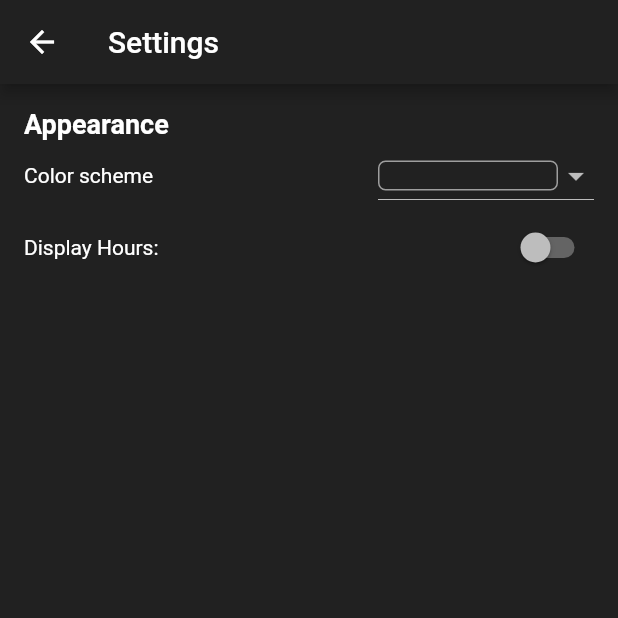
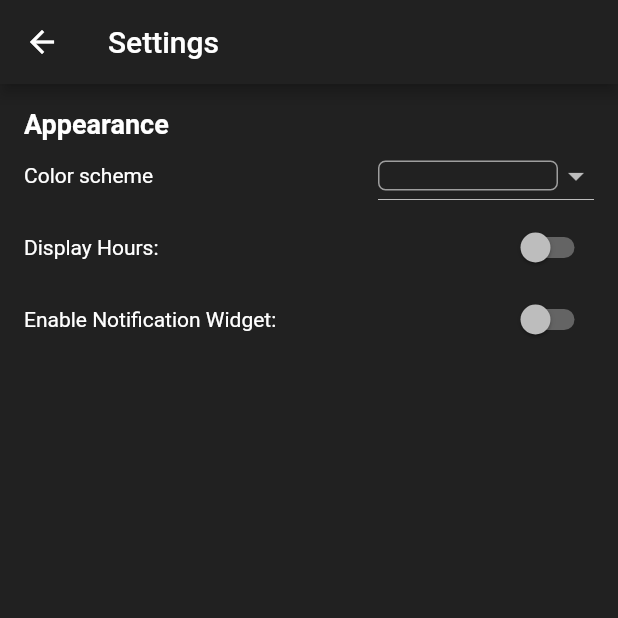
Before and after one commit to zob22/TimeStop, a Flutter app: the SettingsScreen screen opened directly, on a phone screen of 412 x 824 dp, the top half of it. Run offline on Flutter 3.47's test engine with Material 2 defaults, Android fonts, the phone set to English and light mode, and no system bars; our stand-ins replace flutter_local_notifications, shared_preferences, sprintf, wakelock; accounts and stored records are empty.

Commit message:
TimeStop 0.8.0
*Switched to standard naming conventions for android launcher icons.
+Added Basic notification icon
+Added flutter_local_notifications package
+Created a notification switch in settings
+Implemented a notification which displays current time in seconds using the start and reset functions to control the visibility.

```diff
--- a/lib/main.dart
+++ b/lib/main.dart
@@ -1,5 +1,6 @@
 import 'package:flutter/material.dart';
 import 'package:timestop/widgets/utils/color_options.dart';
+import 'package:timestop/widgets/utils/notification_status.dart';
 import 'package:timestop/widgets/utils/time_format.dart';
 import 'screens/home_screen.dart';
 import 'package:provider/provider.dart';
@@ -8,6 +9,7 @@ void main() {
   runApp(MultiProvider(providers: [
     ChangeNotifierProvider(create: (_) => ColorOptions()),
     ChangeNotifierProvider(create: (_) => TimeFormat()),
+    ChangeNotifierProvider(create: (_) => NotificationStatus()),
   ], child: const MyApp()));
 }
 
--- a/lib/screens/settings_screen.dart
+++ b/lib/screens/settings_screen.dart
@@ -1,5 +1,6 @@
 import 'package:flutter/material.dart';
 import 'package:provider/provider.dart';
+import 'package:timestop/widgets/notification_switch.dart';
 import 'package:timestop/widgets/time_switch.dart';
 import 'package:timestop/widgets/utils/color_options.dart';
 import 'package:timestop/widgets/color_dropdown.dart';
@@ -35,6 +36,7 @@ class _SettingsScreenState extends State<SettingsScreen> {
             ),
             ColorDropdown(),
             TimeSwitch(),
+            NotificationSwitch(),
           ],
         ),
       ),
--- /dev/null
+++ b/lib/widgets/notification_switch.dart
@@ -0,0 +1,25 @@
+import 'package:flutter/material.dart';
+import 'package:provider/provider.dart';
+import 'package:timestop/widgets/utils/notification_status.dart';
+
+class NotificationSwitch extends StatelessWidget {
+  const NotificationSwitch({super.key});
+
+  @override
+  Widget build(BuildContext context) {
+    return Consumer<NotificationStatus>(
+      builder: (context, notificationStatus, child) {
+        return Row(children: [
+          const Text('Enable Notification Widget:'),
+          const Spacer(),
+          Switch(
+            value: notificationStatus.enableNotification,
+            onChanged: (newValue) {
+              notificationStatus.setNotificationStatus(newValue);
+            },
+          )
+        ]);
+      },
+    );
+  }
+}
--- a/pubspec.yaml
+++ b/pubspec.yaml
@@ -41,6 +41,7 @@ dependencies:
   wakelock: ^0.6.2
   sprintf: ^7.0.0
   flutter_launcher_icons: ^0.13.1
+  flutter_local_notifications: ^14.0.0
 
 dev_dependencies:
   flutter_test:
@@ -58,7 +59,7 @@ dev_dependencies:
 
 # The following section is specific to Flutter packages.
 flutter_launcher_icons:
-  android: "launcher_icon"
+  android: "ic_launcher"
   ios: true
   remove_alpha_ios: true
   image_path: "assets/logo.png"
@@ -72,8 +73,7 @@ flutter:
 
   # To add assets to your application, add an assets section, like this:
   # assets:
-  #   - images/a_dot_burr.jpeg
-  #   - images/a_dot_ham.jpeg
+    # - assets/logo.png
 
   # An image asset can refer to one or more resolution-specific "variants", see
   # https://flutter.dev/assets-and-images/#resolution-aware
```
Also changed, not shown: lib/screens/home_screen.dart (+71 -5 lines), lib/widgets/utils/notification_status.dart (added, +26 -0 lines), 13 other files.
